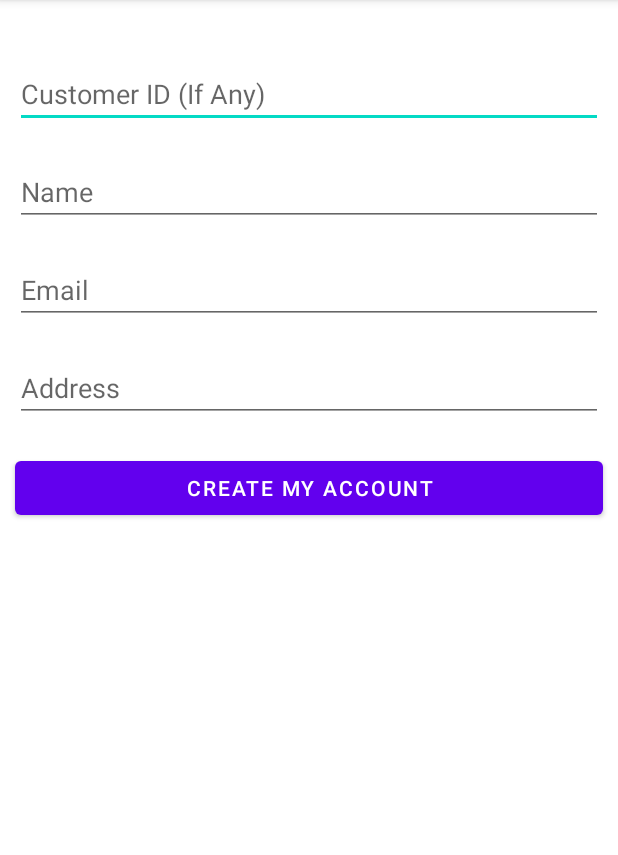
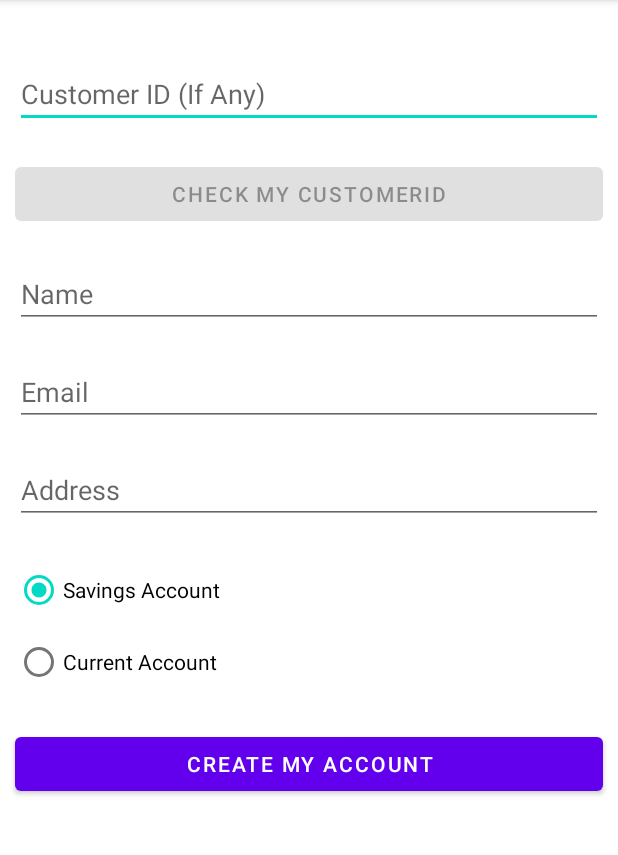
Before and after one commit to pravesh00/banking, an Android app: the AddNewAccountActivity screen opened directly, with no data from a screen before it, on a phone screen of 412 x 824 dp, the part 84-939 px from its top. Run offline under Robolectric (Android 15) with nearby library versions, the phone set to English and light mode, and no system bars; our stand-ins replace Room's generated code, data binding.

Commit message:
Some UI changes

```diff
--- a/app/src/main/java/com/example/banking/AccountsActivity.kt
+++ b/app/src/main/java/com/example/banking/AccountsActivity.kt
@@ -29,12 +29,12 @@ class AccountsActivity : AppCompatActivity() {
         bankingDatabase= BankingDatabase(this)
         repo= RepositoryInstance(BankingDatabase(applicationContext))
 
-        accounts.add(Account(1222,customer.toString(),122f))
+        //accounts.add(Account(1222,customer.toString(),122f))
         var adapter = AccountAdapter(accounts)
         recyclerView.adapter = adapter
         recyclerView.layoutManager = LinearLayoutManager(this)
         try{
-            accounts.clear()
+          //  accounts.clear()
             accounts.addAll(repo.getAllAccountsByID(customer.toString()))
 
         }finally {
--- a/app/src/main/java/com/example/banking/AddNewAccountActivity.kt
+++ b/app/src/main/java/com/example/banking/AddNewAccountActivity.kt
@@ -24,7 +24,6 @@ class AddNewAccountActivity : AppCompatActivity() {
 
         binding= DataBindingUtil.setContentView(this,R.layout.activity_add_new_account)
 
-        //binding.txtAddress.setText("hell")
         bankingDatabase= BankingDatabase(this)
         repo= RepositoryInstance(BankingDatabase(applicationContext))
         val factory = OpenViewModelFactory(repo)
@@ -35,6 +34,32 @@ class AddNewAccountActivity : AppCompatActivity() {
             if(it.length>0){
                 Toast.makeText(this,it,Toast.LENGTH_LONG).show()
             }
+        })
+
+        viewModel.customerId.observe(this, Observer {
+            if(it.length>0){
+                binding.btnCheckMyId.isEnabled = true
+                binding.txtName.setText("")
+                binding.txtEmail.setText("")
+                binding.txtAddress.setText("")
+                binding.txtName.isEnabled = false
+                binding.txtEmail.isEnabled = false
+                binding.txtAddress.isEnabled = false
+                binding.btnCreateAccount.isEnabled = false
+            }else{
+                binding.btnCheckMyId.isEnabled = false
+                binding.txtName.isEnabled = true
+                binding.txtEmail.isEnabled = true
+                binding.txtAddress.isEnabled = true
+                binding.btnCreateAccount.isEnabled = true
+            }
+        })
+
+        viewModel.checkingID.observe(this, Observer {
+            binding.txtName.setText(viewModel.nametxt.value)
+            binding.txtAddress.setText(viewModel.address.value)
+            binding.txtEmail.setText(viewModel.email.value)
+            binding.btnCreateAccount.isEnabled=true
         })
 
         viewModel.successLog.observe(this,Observer{
--- a/app/src/main/java/com/example/banking/ReferActivity.kt
+++ b/app/src/main/java/com/example/banking/ReferActivity.kt
@@ -50,7 +50,7 @@ class ReferActivity : AppCompatActivity() {
             }
         }finally {
             var txtRefer:TextView = findViewById(R.id.txtRefer)
-            txtRefer.text = "Refer value is "+referNumber.toString()
+            txtRefer.text = referNumber.toString()
         }
 
 
--- a/app/src/main/java/com/example/banking/adapters/AccountAdapter.kt
+++ b/app/src/main/java/com/example/banking/adapters/AccountAdapter.kt
@@ -29,6 +29,7 @@ class AccountAdapter(var accounts: ArrayList<Account>): RecyclerView.Adapter<Acc
         val account = accounts[position]
         holder.binding.txtAccountBalance.setText("Account Balance: "+account.balance.toString())
         holder.binding.txtAccountNumber.setText("Account ID: "+account.accountID.toString())
+        holder.binding.txtAccountType.setText("Type of Account: "+account.type.toString()+" Account")
         holder.binding.btnPerformActions.setOnClickListener{
             var intent=Intent(holder.binding.root.context,ActionsActivity::class.java)
             var bundle = Bundle()
--- a/app/src/main/java/com/example/banking/repository/model/Account.kt
+++ b/app/src/main/java/com/example/banking/repository/model/Account.kt
@@ -5,4 +5,4 @@ import androidx.room.Entity
 import androidx.room.PrimaryKey
 
 @Entity
-data class Account(@PrimaryKey var accountID:Int,@ColumnInfo(name="customerID") var customerID:String="C12",@ColumnInfo(name="balance") var balance:Float=0.0f)
+data class Account(@PrimaryKey var accountID:Int,@ColumnInfo(name="customerID") var customerID:String="C12",@ColumnInfo(name="balance") var balance:Float=0.0f,@ColumnInfo(name="type") var type:String)
--- a/app/src/main/java/com/example/banking/viewmodel/LoginPageViewModel.kt
+++ b/app/src/main/java/com/example/banking/viewmodel/LoginPageViewModel.kt
@@ -24,6 +24,7 @@ class LoginPageViewModel(
                 if(accounts.size>0){
                     message.postValue("Customer name is" +accounts[0].name.toString())
                     user.postValue(accounts[0])
+                    btnClicked.postValue(true)
                 }else{
                     message.postValue("No accounts with this customer Id")
                 }
@@ -31,7 +32,7 @@ class LoginPageViewModel(
         }catch (e:Exception) {
             message.postValue("Something Went Wrong")
         }finally {
-            btnClicked.postValue(true)
+
         }
     }
 
--- a/app/src/main/res/layout/activity_add_new_account.xml
+++ b/app/src/main/res/layout/activity_add_new_account.xml
@@ -1,8 +1,7 @@
 <?xml version="1.0" encoding="utf-8"?>
 
 <layout xmlns:android="http://schemas.android.com/apk/res/android"
-    xmlns:app="http://schemas.android.com/apk/res-auto"
-    xmlns:tools="http://schemas.android.com/tools">
+        xmlns:tools="http://schemas.android.com/tools">
     <data>
         <variable name="account" type="com.example.banking.viewmodel.OpenAccountViewModel"/>
     </data>
@@ -22,6 +21,13 @@
             android:layout_margin="@dimen/marginAccount"
             android:hint="@string/customerID"
             android:inputType="textPersonName" />
+        <Button
+            android:layout_width="match_parent"
+            android:layout_margin="10sp"
+            android:id="@+id/btnCheckMyId"
+            android:onClick="@{()->account.checkCustomerId()}"
+            android:text="@string/checkmycustomer"
+            android:layout_height="wrap_content" />
 
         <EditText
             android:id="@+id/txtName"
@@ -53,6 +59,24 @@
             android:hint="@string/Address"
             android:inputType="textPostalAddress" />
 
+        <RadioGroup
+            android:layout_width="match_parent"
+            android:layout_margin="10sp"
+            android:onCheckedChanged="@{()->account.onChangeOfAccount()}"
+            android:id="@+id/radioGrpType"
+            android:layout_height="wrap_content">
+            <RadioButton
+                android:text="@string/saving"
+                android:id="@+id/radioSaving"
+                android:checked="true"
+                android:layout_width="wrap_content"
+                android:layout_height="wrap_content" />
+            <RadioButton
+                android:text="@string/current"
+                android:id="@+id/radioCurrent"
+                android:layout_width="wrap_content"
+                android:layout_height="wrap_content" />
+        </RadioGroup>
         <Button
             android:id="@+id/btnCreateAccount"
             android:layout_width="match_parent"
@@ -60,6 +84,5 @@
             android:layout_margin="@dimen/marginAccount"
             android:onClick="@{()->account.addAccount()}"
             android:text="@string/CreateAccount" />
-
     </LinearLayout>
 </layout>
--- a/app/src/main/res/values/strings.xml
+++ b/app/src/main/res/values/strings.xml
@@ -21,4 +21,8 @@
     <string name="TransactionID">TransactionID</string>
     <string name="amount">Amount</string>
     <string name="date">Date</string>
+    <string name="loan">Loan Account</string>
+    <string name="saving">Savings Account</string>
+    <string name="current">Current Account</string>
+    <string name="checkmycustomer">Check my customerID</string>
 </resources>
```
Also changed, not shown: app/src/main/java/com/example/banking/viewmodel/OpenAccountViewModel.kt (+50 -4 lines), app/src/main/res/layout/account_layout_item.xml (+13 -0 lines), app/src/main/res/layout/activity_accounts.xml (+7 -0 lines), app/src/main/res/layout/activity_refer.xml (+13 -0 lines), app/src/main/res/layout/transaction_layout_item.xml (+7 -5 lines).
